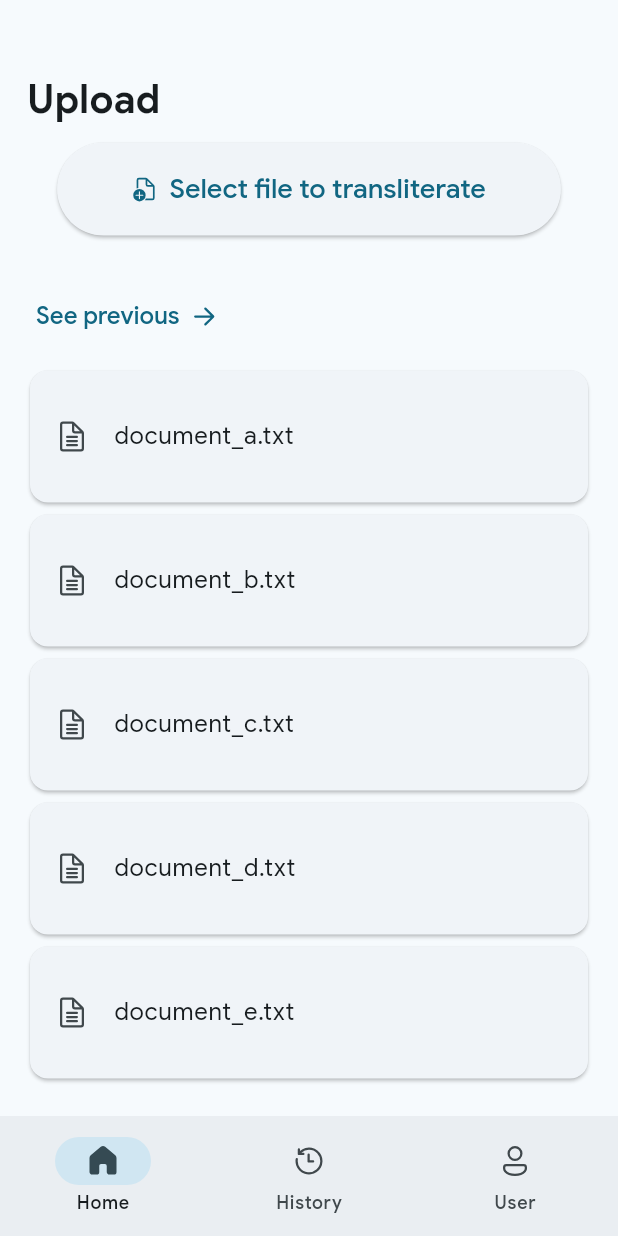
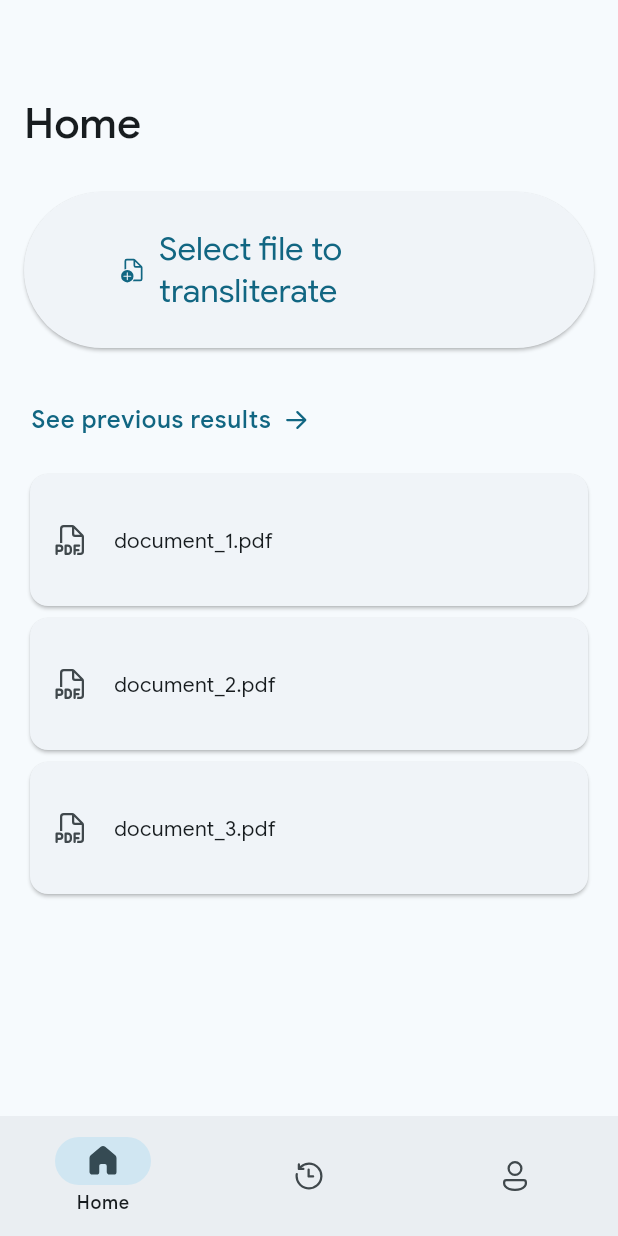
Before and after one commit to kaylaatsila/lampung-script-transliteration-app, a Flutter app: the screen it shows after launch, on a phone screen of 412 x 824 dp. Run offline on Flutter 3.47's test engine with Material 3 defaults, Android fonts, the phone set to English and light mode, and no system bars; our stand-ins replace fluentui_system_icons, get.

Commit message:
make History UI & route, tidy up directory

```diff
--- /dev/null
+++ b/lib/controllers/history_controller.dart
@@ -0,0 +1,6 @@
+import 'package:get/get.dart';
+
+class HistoryController extends GetxController {
+  final String title = 'History';
+
+}
--- /dev/null
+++ b/lib/controllers/history_menu_controller.dart
@@ -0,0 +1,6 @@
+import 'package:get/get.dart';
+
+class HistoryMenuController extends GetxController {
+  final String title = 'Delete';
+
+}
--- a/lib/navigation_menu_binding.dart
+++ b/lib/controllers/navigation_menu_binding.dart
@@ -1,11 +1,13 @@
 import 'package:get/get.dart';
-import 'package:transliteration/navigation_menu_controller.dart';
-import 'screens/home_controller.dart';
+import 'navigation_menu_controller.dart';
+import 'home_controller.dart';
+import 'history_controller.dart';
 
 class NavigationMenuBinding extends Bindings {
   @override
   void dependencies() {
     Get.lazyPut<NavigationMenuController>(()=>NavigationMenuController());
     Get.lazyPut<HomeController>(()=>HomeController());
+    Get.lazyPut<HistoryController>(()=>HistoryController());
   }
 }
--- a/lib/main.dart
+++ b/lib/main.dart
@@ -1,7 +1,9 @@
 import 'package:flutter/material.dart';
 import 'package:get/get.dart';
-import 'package:transliteration/navigation_menu.dart';
-import 'package:transliteration/navigation_menu_binding.dart';
+import 'screens/navigation_menu.dart';
+import 'controllers/navigation_menu_binding.dart';
+import 'screens/history_menu.dart';
+import 'controllers/history_menu_bindings.dart';
 
 void main() {
   runApp(const MyApp());
@@ -28,8 +30,15 @@ class MyApp extends StatelessWidget {
       getPages: [
         GetPage(
           name: "/",
-          page: ()=>const NavigationMenu(),
-          binding: NavigationMenuBinding())
+          page: ()=> NavigationMenu(),
+          binding: NavigationMenuBinding(),
+        ),
+        GetPage(
+          name: "/HistoryMenu",
+          page: ()=> HistoryMenu(),
+          binding: HistoryMenuBinding(),
+          transition: Transition.noTransition
+        )
       ]
     );
   }
--- a/lib/screens/home.dart
+++ b/lib/screens/home.dart
@@ -1,86 +1,79 @@
 import 'package:fluentui_system_icons/fluentui_system_icons.dart';
 import 'package:flutter/material.dart';
 import 'package:get/get.dart';
-import 'home_controller.dart';
+import '../controllers/home_controller.dart';
 
 class Home extends GetView<HomeController> {
-  final List<String> entries = <String>['a', 'b', 'c', 'd', 'e'];
-
   @override
   Widget build(BuildContext context) {
     return Scaffold(
-      body: SafeArea(
-        minimum: const EdgeInsets.fromLTRB(8, 8, 8, 0),
+      body: CustomScrollView(
+        slivers: [
+          SliverAppBar.medium(
+          title: Text(
+                  controller.title,
+                  style: Theme.of(context).textTheme.headlineMedium?.merge(
+                    const TextStyle(fontWeight: FontWeight.w500))),
+          ),
+          SliverToBoxAdapter(
+            child: SafeArea(
               child: Column(
                 crossAxisAlignment: CrossAxisAlignment.start,
-          children: <Widget>[
-            const SizedBox(height: 30),
-            const Padding(
-              padding: EdgeInsets.all(10),
-              child: Text(
-                'Upload',
-                style: TextStyle(
-                    fontSize: 26,
-                    fontWeight: FontWeight.w700),
-              ),
-            ),
-            Container(
-              alignment: Alignment.center,
+                children: [
+                  Padding(
+                    padding: const EdgeInsets.all(16),
+                    child: Center(
                       child: ElevatedButton.icon(
                         onPressed: () {},
                         icon: const Icon(FluentIcons.document_add_16_regular),
-                  label: const Text('Select file to transliterate'),
+                        label: Text('Select file to transliterate',
+                            style: Theme.of(context).textTheme.titleLarge?.apply(
+                              color: Theme.of(context).colorScheme.primary)),
                         style: ElevatedButton.styleFrom(
-                    padding: const EdgeInsets.symmetric(
-                      horizontal: 50,
-                      vertical: 20
+                          padding: const EdgeInsets.symmetric(horizontal: 64, vertical: 24),
                         ),
-                    textStyle: const TextStyle(
-                      fontSize: 18,
-                      fontWeight: FontWeight.w500,
-                      fontFamily: 'Google Sans'),
-                  )
-              )
                       ),
-
-            const SizedBox(height: 30),
-            Directionality(
+                    ),
+                  ),
+                  // const SizedBox(height: 30),
+                  Padding(
+                    padding: const EdgeInsets.symmetric(vertical: 8, horizontal: 5),
+                    child: Directionality(
                       textDirection: TextDirection.rtl,
                       child: TextButton.icon(
                           onPressed: () {},
                           icon: const Icon(FluentIcons.arrow_right_16_filled),
-                label: const Text('See previous'),
+                          label: const Text('See previous results'),
                           style: TextButton.styleFrom(
-                  textStyle: const TextStyle(
-                    fontSize: 16,
-                    fontWeight: FontWeight.w500,
-                    fontFamily: 'Google Sans'),
+                              textStyle:
+                                  Theme.of(context).textTheme.bodyLarge?.merge(
+                                    const TextStyle(fontWeight: FontWeight.w500)))),
                     ),
-              ),
-            ),
-            Expanded(
-              child:
-              ListView.builder(
-                padding: const EdgeInsets.all(8),
-                itemCount: entries.length,
-                itemBuilder: (BuildContext context, int index) {
-                  return Card(
-                    child:
-                      ListTile(
-                        contentPadding: const EdgeInsets.symmetric(
-                          horizontal: 16,
-                          vertical: 16
-                        ),
-                        leading: const Icon(FluentIcons.document_text_16_regular),
-                        title: Text('document_${entries[index]}.txt'),
-                      ),
-                  );
-                },
-              )
                   )
                 ],
               ),
             )
+          ),
+          SliverPadding(
+            padding: const EdgeInsets.symmetric(vertical: 0, horizontal: 16),
+            sliver: SliverList.builder(
+              itemCount: 3,
+              itemBuilder: (BuildContext context, int index) {
+                return Card(
+                  child: ListTile(
+                    contentPadding: const EdgeInsets.symmetric(horizontal: 16, vertical: 16),
+                    leading: const Icon(FluentIcons.document_pdf_16_regular),
+                    title: Text(
+                      'document_${index + 1}.pdf',
+                      style: Theme.of(context).textTheme.bodyMedium,
+                    ),
+                  ),
+                );
+              }
+            ),
+          )
+        ]
+      )
     );
   }
 }
--- a/lib/navigation_menu.dart
+++ b/lib/screens/navigation_menu.dart
@@ -1,8 +1,9 @@
 import 'package:flutter/material.dart';
 import 'package:fluentui_system_icons/fluentui_system_icons.dart';
 import 'package:get/get.dart';
-import 'package:transliteration/navigation_menu_controller.dart';
-import 'screens/home.dart';
+import 'package:transliteration/controllers/navigation_menu_controller.dart';
+import 'package:transliteration/screens/history.dart';
+import 'home.dart';
 
 class NavigationMenu extends StatefulWidget {
   const NavigationMenu({super.key});
@@ -24,14 +25,16 @@ class _NavigationMenuState extends State<NavigationMenu> {
               index: controller.currentPageIndex,
               children: [
                 Home(),
-                Container(),
+                History(),
                 Container(),
               ],
-            )),
+            )
+          ),
 
           bottomNavigationBar: NavigationBar(
             onDestinationSelected: controller.changePageIndex,
             selectedIndex: controller.currentPageIndex,
+            labelBehavior: NavigationDestinationLabelBehavior.onlyShowSelected,
             destinations: const <Widget>[
               NavigationDestination(
                 icon: Icon(FluentIcons.home_16_regular),
```
Also changed, not shown: lib/controllers/history_menu_bindings.dart (added, +11 -0 lines), lib/screens/history.dart (added, +45 -0 lines), lib/screens/history_menu.dart (added, +34 -0 lines), lib/controllers/home_controller.dart (renamed from lib/screens/home_controller.dart), lib/controllers/navigation_menu_controller.dart (renamed from lib/navigation_menu_controller.dart). Lines whose indentation alone changed are shown as unchanged.
